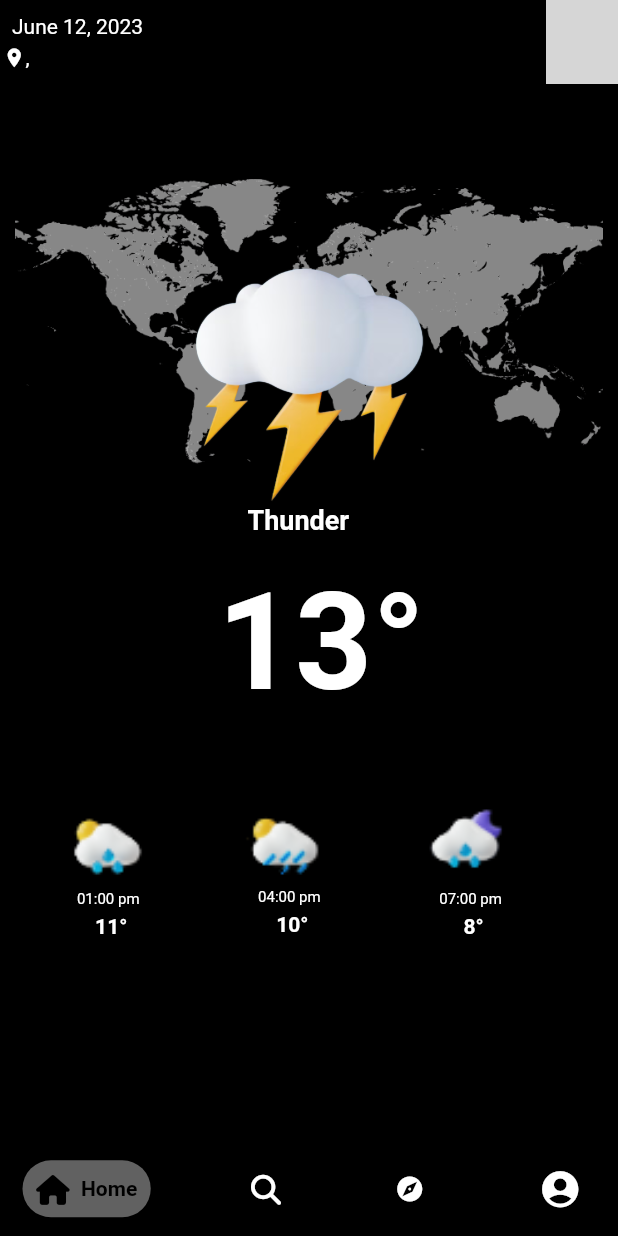
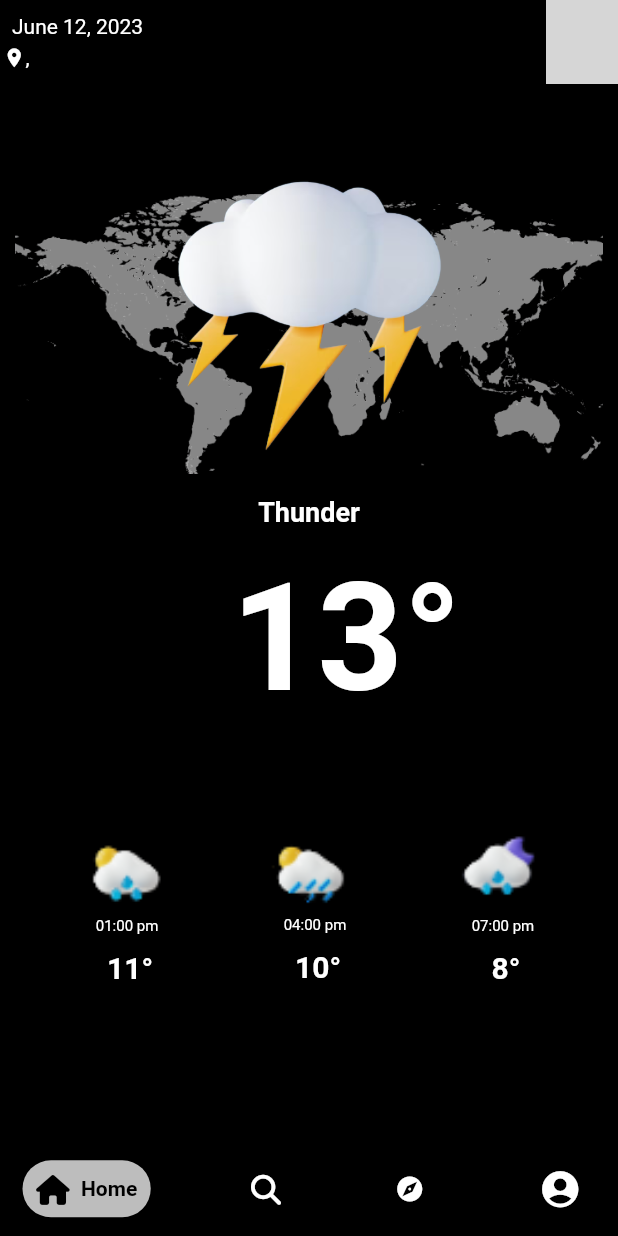
Before and after one commit to EnigmaTasks/WeatherApp, a Flutter app: the screen it shows after launch, on a phone screen of 412 x 824 dp. Run offline on Flutter 3.47's test engine with Material 2 defaults, Android fonts, the phone set to English and light mode, and no system bars; drawn by our look-alikes of google_nav_bar; our stand-ins replace font_awesome_flutter, geocoding, google_fonts, location; missing offline and left inert: dark_light_button; Roboto replaces fonts that are missing (Monda); grey boxes are pictures that could not be loaded.

Commit message:
dark theme optimised, UI made responsive

```diff
--- a/lib/Ankush/HomePage.dart
+++ b/lib/Ankush/HomePage.dart
@@ -11,52 +11,51 @@ class HomePage extends StatefulWidget {
 class _HomePageState extends State<HomePage> {
   @override
   Widget build(BuildContext context) {
-    return Stack(
+    return Column(
+      children: [
+        SizedBox(
+          height: 260,
+          child: Stack(
             children: [
               Positioned(
-          top: 60,
+                top: 70,
                 left: 10,
                 right: 10,
                 child: Image.asset('lib/assets/wrldmap.png'),
               ),
               Positioned(
-          top: 110,
-          left: 110,
-          right: 110,
-          child: Image.asset('lib/assets/cloud.png'),
-        ),
-        Positioned(
-          top: 280,
-          left: 165,
-          right: 2,
-          child: Text('Thunder',
-              style: GoogleFonts.aBeeZee(
-                  fontSize: 18, fontWeight: FontWeight.bold)),
-        ),
-        Positioned(
-          top: 320,
-          left: 145,
-          right: 2,
-          child: Text(
-            '13\u00B0',
-            style:
-                GoogleFonts.aBeeZee(fontSize: 90, fontWeight: FontWeight.bold),
+                top: 50,
+                left: 95,
+                right: 95,
+                child: Image.asset(
+                  'lib/assets/cloud.png',
+                  scale: 0.8,
                 ),
               ),
-        Positioned(
-          right: 2,
-          left: 2,
-          top: 470,
-          child: Container(
-            height: 120,
-            width: 300,
-            // color: Colors.orange,
-            child: Row(
+            ],
+          ),
+        ),
+        const SizedBox(
+          height: 15,
+        ),
+        Text(
+          'Thunder',
+          style: GoogleFonts.aBeeZee(fontSize: 18, fontWeight: FontWeight.bold),
+        ),
+        const SizedBox(
+          height: 15,
+        ),
+        Text(
+          '  13\u00B0',
+          style:
+              GoogleFonts.aBeeZee(fontSize: 100, fontWeight: FontWeight.bold),
+        ),
+        const SizedBox(
+          height: 60,
+        ),
+        Row(
+          mainAxisAlignment: MainAxisAlignment.spaceEvenly,
           children: [
-                const SizedBox(
-                  width: 20,
-                ),
-                //
             Column(
               crossAxisAlignment: CrossAxisAlignment.center,
               children: [
@@ -75,17 +74,16 @@ class _HomePageState extends State<HomePage> {
                   ),
                 ),
                 const Padding(
-                      padding: EdgeInsets.only(top: 4.0, left: 12),
+                  padding: EdgeInsets.only(top: 10.0, left: 12),
                   child: Text(
                     '11\u00B0',
-                        style: TextStyle(fontWeight: FontWeight.bold),
+                    style: TextStyle(
+                      fontWeight: FontWeight.bold,
+                      fontSize: 20,
+                    ),
                   ),
                 )
               ],
-                ),
-                //
-                const SizedBox(
-                  width: 30,
             ),
             Column(
               crossAxisAlignment: CrossAxisAlignment.center,
@@ -105,16 +103,16 @@ class _HomePageState extends State<HomePage> {
                   ),
                 ),
                 const Padding(
-                      padding: EdgeInsets.only(top: 4.0, left: 12),
+                  padding: EdgeInsets.only(top: 10.0, left: 12),
                   child: Text(
                     '10\u00B0',
-                        style: TextStyle(fontWeight: FontWeight.bold),
+                    style: TextStyle(
+                      fontWeight: FontWeight.bold,
+                      fontSize: 20,
+                    ),
                   ),
                 )
               ],
-                ),
-                const SizedBox(
-                  width: 30,
             ),
             Column(
               crossAxisAlignment: CrossAxisAlignment.center,
@@ -134,17 +132,18 @@ class _HomePageState extends State<HomePage> {
                   ),
                 ),
                 const Padding(
-                      padding: EdgeInsets.only(top: 4.0, left: 12),
+                  padding: EdgeInsets.only(top: 10.0, left: 12),
                   child: Text(
                     '8\u00B0',
-                        style: TextStyle(fontWeight: FontWeight.bold),
+                    style: TextStyle(
+                      fontSize: 20,
+                      fontWeight: FontWeight.bold,
+                    ),
                   ),
                 )
               ],
             ),
           ],
-            ),
-          ),
         )
       ],
     );
--- a/lib/main.dart
+++ b/lib/main.dart
@@ -147,8 +147,8 @@ class _MaterialAppBaseState extends State<MaterialAppBase> {
           child: _widgetOptions.elementAt(_selectedIndex),
         ),
         bottomNavigationBar: Container(
-          decoration: const BoxDecoration(
-            color: Colors.black,
+          decoration: BoxDecoration(
+            color: isDarkTheme ? Colors.black : Colors.grey[100],
           ),
           child: SafeArea(
             child: Padding(
@@ -157,14 +157,14 @@ class _MaterialAppBaseState extends State<MaterialAppBase> {
               child: GNav(
                 rippleColor: Colors.black,
                 hoverColor: Colors.black,
-                backgroundColor: Colors.black,
+                backgroundColor: isDarkTheme ? Colors.black : Colors.grey[100]!,
                 gap: 10,
                 activeColor: Colors.black,
                 iconSize: 20,
                 padding: const EdgeInsets.all(9),
                 duration: const Duration(milliseconds: 250),
-                tabBackgroundColor: Colors.grey[700]!,
-                color: Colors.white,
+                tabBackgroundColor: Colors.grey[400]!,
+                color: isDarkTheme ? Colors.white : Colors.black,
                 tabs: const [
                   GButton(icon: FontAwesomeIcons.homeAlt, text: 'Home'),
                   GButton(icon: FontAwesomeIcons.search, text: 'Search'),
```
Lines whose indentation alone changed are shown as unchanged.
